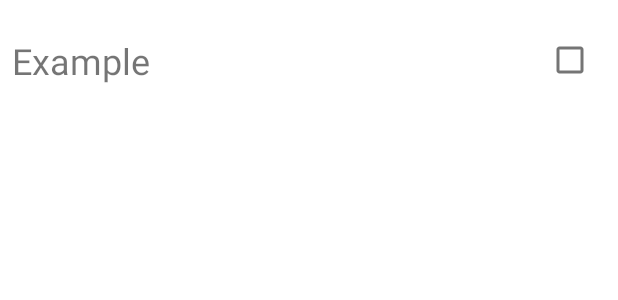
After one commit to mbashem/khoj, an Android app: the layout item_todo.xml on its own in the app's theme, with its tools: preview values and no code run, on a phone screen of 412 x 824 dp. The commit adds this screen. Shown: the top 300 px of the screen. Run offline under Robolectric (Android 15) with nearby library versions, the phone set to English and light mode, and no system bars.

Commit message:
learning kotlin android dev

```diff
--- a/android/app/src/main/res/layout/activity_main.xml
+++ b/android/app/src/main/res/layout/activity_main.xml
@@ -10,16 +10,18 @@
     <androidx.recyclerview.widget.RecyclerView
         android:id="@+id/rvTodoItems"
         android:layout_width="match_parent"
-        android:layout_height="wrap_content"
+        android:layout_height="0dp"
+        app:layout_constraintBottom_toTopOf="@+id/btnAddTodo"
         app:layout_constraintTop_toTopOf="parent"
         tools:layout_editor_absoluteX="67dp" />
 
     <EditText
         android:id="@+id/etTdoTitle"
-        android:layout_width="wrap_content"
+        android:layout_width="0dp"
         android:layout_height="wrap_content"
         android:hint="Enter Todo Title"
         app:layout_constraintBottom_toBottomOf="parent"
+        app:layout_constraintEnd_toStartOf="@+id/btnAddTodo"
         app:layout_constraintStart_toStartOf="parent" />
 
     <Button
@@ -28,9 +30,7 @@
         android:layout_height="wrap_content"
         android:text="Add Todo"
         app:layout_constraintBottom_toBottomOf="@+id/etTdoTitle"
-        app:layout_constraintEnd_toEndOf="parent"
-        app:layout_constraintHorizontal_bias="0.2"
-        app:layout_constraintStart_toEndOf="@+id/etTdoTitle" />
+        tools:layout_editor_absoluteX="173dp" />
 
     <Button
         android:id="@+id/btnDeleteTodo"
@@ -38,7 +38,6 @@
         android:layout_height="wrap_content"
         android:text="Delet Todo"
         app:layout_constraintBottom_toBottomOf="parent"
-        app:layout_constraintEnd_toEndOf="parent"
         app:layout_constraintStart_toEndOf="@+id/btnAddTodo" />
 
 </androidx.constraintlayout.widget.ConstraintLayout>
--- /dev/null
+++ b/android/app/src/main/res/layout/item_todo.xml
@@ -0,0 +1,30 @@
+<?xml version="1.0" encoding="utf-8"?>
+<androidx.constraintlayout.widget.ConstraintLayout xmlns:android="http://schemas.android.com/apk/res/android"
+    xmlns:app="http://schemas.android.com/apk/res-auto"
+    xmlns:tools="http://schemas.android.com/tools"
+    android:layout_width="match_parent"
+    android:layout_height="80dp"
+    android:paddingStart="8dp"
+    android:paddingEnd="8dp"
+    >
+
+    <TextView
+        android:id="@+id/tvTodoItems"
+        android:layout_width="0dp"
+        android:layout_height="wrap_content"
+        android:text="Example"
+        android:textSize="24sp"
+        app:layout_constraintBottom_toBottomOf="parent"
+        app:layout_constraintEnd_toStartOf="@+id/cbDone"
+        app:layout_constraintStart_toStartOf="parent"
+        app:layout_constraintTop_toTopOf="parent" />
+
+    <CheckBox
+        android:id="@+id/cbDone"
+        android:layout_width="wrap_content"
+        android:layout_height="wrap_content"
+        app:layout_constraintBottom_toBottomOf="parent"
+        app:layout_constraintEnd_toEndOf="parent"
+        app:layout_constraintTop_toTopOf="parent" />
+
+</androidx.constraintlayout.widget.ConstraintLayout>
```
